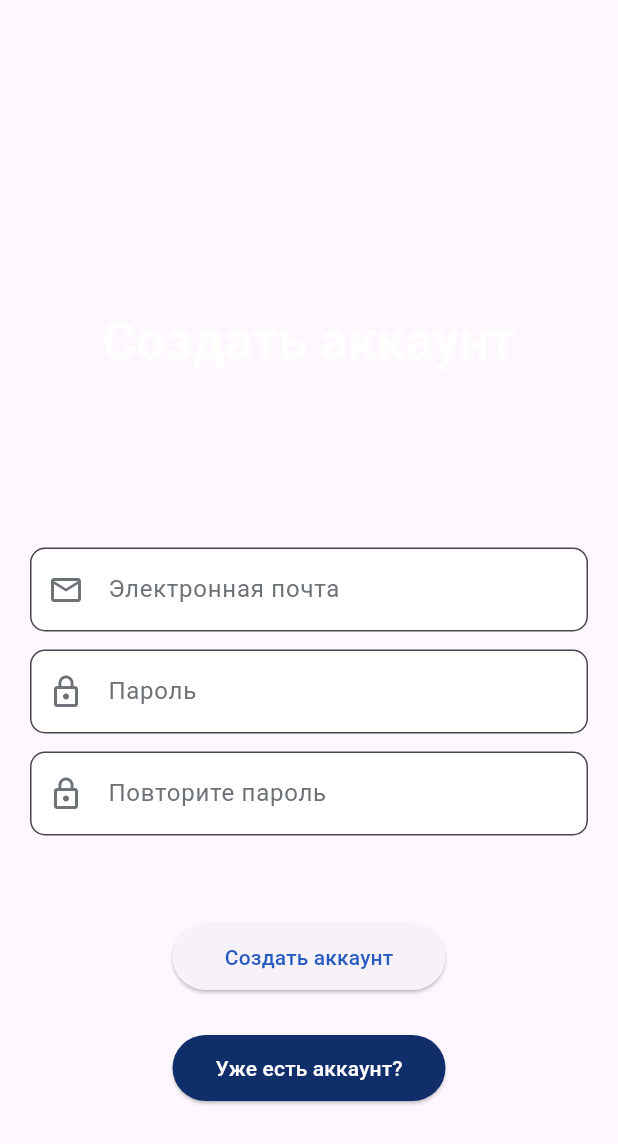
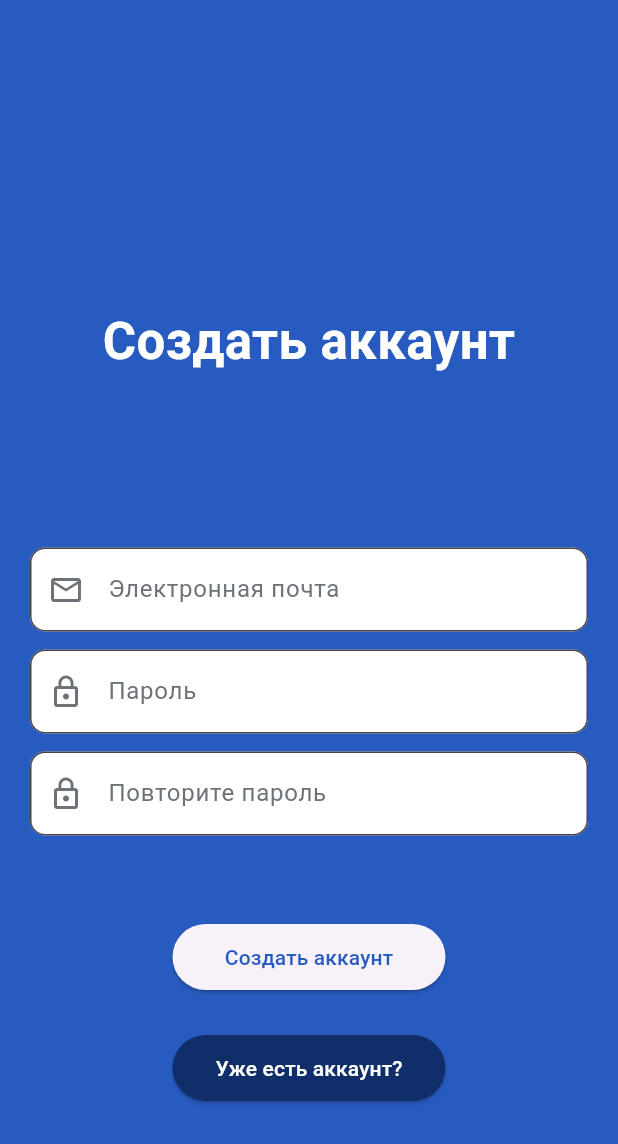
Before and after one commit to LeoonWi/meet-and-point, a Flutter app: the screen it shows after launch, after a tap on "Создать аккаунт", on a phone screen of 412 x 824 dp. Shown: the top 1144 px of the screen. Run offline on Flutter 3.47's test engine with Material 3 defaults, Android fonts, the phone set to English and light mode, and no system bars; our stand-ins replace dio, flutter_map, geocoding, geolocator, latlong2.

Commit message:
Удалены нек. плагины

```diff
--- a/lib/auth/registration.dart
+++ b/lib/auth/registration.dart
@@ -1,17 +1,20 @@
 import 'package:flutter/material.dart';
+import 'package:meet_and_point/api/api.dart';
+import 'package:meet_and_point/auth/login.dart';
 
 class RegistrationPage extends StatelessWidget {
   const RegistrationPage({super.key});
 
   @override
   Widget build(BuildContext context) {
-    String? email;
-    String? pass;
-    String? confirmPass;
+    TextEditingController email = TextEditingController();
+    TextEditingController pass = TextEditingController();
+    TextEditingController confirmPass = TextEditingController();
 
     return MaterialApp(
       debugShowCheckedModeBanner: false,
       home: Scaffold(
+        backgroundColor: const Color(0xFF285BC0),
         resizeToAvoidBottomInset : false,
         body: Padding(
           padding: const EdgeInsets.symmetric(horizontal: 20.0, vertical: 34.0),
@@ -29,6 +32,8 @@ class RegistrationPage extends StatelessWidget {
               ),
               const SizedBox(height: 113),
               TextFormField(
+                controller: email,
+                textInputAction: TextInputAction.next,
                 decoration: InputDecoration(
                   prefixIcon: const Icon(Icons.email_outlined),
                   prefixIconColor: const Color(0xFF6D7278),
@@ -43,10 +48,11 @@ class RegistrationPage extends StatelessWidget {
                   fillColor: const Color(0xFFFFFFFF),
                   filled: true,
                 ),
-                initialValue: email,
               ),
               const SizedBox(height: 12),
               TextFormField(
+                controller: pass,
+                textInputAction: TextInputAction.next,
                 decoration: InputDecoration(
                   prefixIcon: const Icon(Icons.lock_outline),
                   prefixIconColor: const Color(0xFF6D7278),
@@ -60,10 +66,11 @@ class RegistrationPage extends StatelessWidget {
                   fillColor: const Color(0xFFFFFFFF),
                   filled: true,
                 ),
-                initialValue: pass,
               ),
               const SizedBox(height: 12),
               TextFormField(
+                controller: confirmPass,
+                textInputAction: TextInputAction.next,
                 decoration: InputDecoration(
                   prefixIcon: const Icon(Icons.lock_outline),
                   prefixIconColor: const Color(0xFF6D7278),
@@ -77,12 +84,26 @@ class RegistrationPage extends StatelessWidget {
                   fillColor: const Color(0xFFFFFFFF),
                   filled: true
                 ),
-                initialValue: confirmPass,
               ),
               const SizedBox(height: 57),
               ElevatedButton(
-                onPressed: () {
-
+                onPressed: () async {
+                  if(email.text != null && pass.text != null && pass.text == confirmPass.text) {
+                    final result = await Api().registration(email.text, pass.text);
+                    if (result == 'Successfully') {
+                      Navigator.pushReplacement(context, MaterialPageRoute(builder: (BuildContext) => LoginPage()));
+                    } else {
+                      showDialog(context: context, builder: (context) => new AlertDialog(
+                        title: Text('ошибка', textAlign: TextAlign.center),
+                        content: Text('Что-то пошло не так', textAlign: TextAlign.center),
+                      ));
+                    }
+                  } else {
+                    showDialog(context: context, builder: (context) => new AlertDialog(
+                      title: Text('ошибка', textAlign: TextAlign.center),
+                      content: Text('Заполните все поля', textAlign: TextAlign.center),
+                    ));
+                  }
                 },
                 style: ElevatedButton.styleFrom(
                   minimumSize: const Size(182, 44),
--- a/pubspec.yaml
+++ b/pubspec.yaml
@@ -39,8 +39,6 @@ dependencies:
   latlong2: ^0.9.0
   geocoding: ^2.1.1
   geolocator: ^10.1.0
-  sqflite: ^2.3.0
-  path: ^1.8.3
   dio: ^5.4.0
 
 
```
Also changed, not shown: pubspec.lock.
